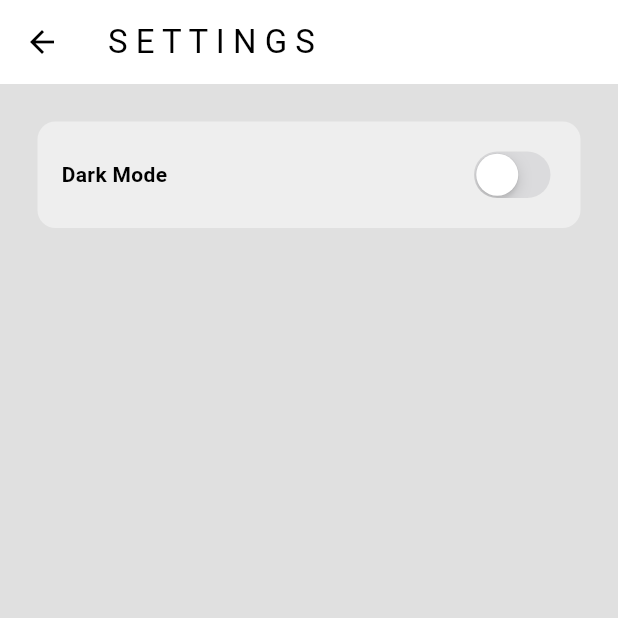
After one commit to DjouelaMarie/music-app, a Flutter app: the SettingsPage screen opened directly, on a phone screen of 412 x 824 dp, the top half of it. The commit adds this screen. Run offline on Flutter 3.47's test engine with Material 3 defaults, Android fonts, the phone set to English and light mode, and no system bars.

Commit message:
design of the setting page

```diff
--- a/lib/components/my_drawer.dart
+++ b/lib/components/my_drawer.dart
@@ -1,4 +1,6 @@
 import 'package:flutter/material.dart';
+
+import '../pages/settings_page.dart';
 
 class MyDrawer extends StatelessWidget {
   const MyDrawer({super.key});
@@ -37,7 +39,7 @@ class MyDrawer extends StatelessWidget {
                   Navigator.push(
                     context,
                     MaterialPageRoute(
-                      builder: (context) => SettingsPage(),
+                      builder: (context) => SettingsPage (),
                     ),
                   );
                 },
--- a/lib/pages/home_page.dart
+++ b/lib/pages/home_page.dart
@@ -11,8 +11,8 @@ import 'package:flutter/material.dart';
 Widget build(BuildContext context){
    return Scaffold(
    backgroundColor: Theme.of(context).colorScheme.background,
-   appBar:AppBar (title:Text("PLAYLIST")),
-   drawer: Drawer(),
+   appBar:AppBar (title: const Text("PLAYLIST")),
+   drawer: const Drawer(),
    );
 }
   }
--- a/lib/pages/setting_page.dart
+++ /dev/null
@@ -1 +0,0 @@
-import 'package:flutter/material.dart';
--- /dev/null
+++ b/lib/pages/settings_page.dart
@@ -0,0 +1,40 @@
+import 'package:flutter/cupertino.dart';
+import 'package:flutter/material.dart';
+import 'package:provider/provider.dart';
+import 'package:flutter_application_1/pages/themes/theme_provider.dart';
+
+class SettingsPage extends StatelessWidget {
+  const SettingsPage({super.key});
+
+  @override
+  Widget build(BuildContext context) {
+    return Scaffold(
+      backgroundColor: Theme.of(context).colorScheme.background,
+      appBar: AppBar(
+        title: const Text("S E T T I N G S"),
+      ),
+      body: Container(
+        decoration: BoxDecoration(
+          color: Theme.of(context).colorScheme.secondary,
+          borderRadius: BorderRadius.circular(12),
+        ),
+        padding: const EdgeInsets.all(16),
+        margin: const EdgeInsets.all(25),
+        child: Row(
+          mainAxisAlignment: MainAxisAlignment.spaceBetween,
+          children: [
+            const Text(
+              "Dark Mode",
+              style: TextStyle(fontWeight: FontWeight.bold),
+            ),
+            CupertinoSwitch(
+              value: Provider.of<ThemeProvider>(context, listen: false).isDarkMode,
+              onChanged: (value) =>
+                  Provider.of<ThemeProvider>(context, listen: false).toggleTheme(),
+            ),
+          ],
+        ),
+      ),
+    );
+  }
+}
--- a/lib/pages/themes/dark_mode.dart
+++ b/lib/pages/themes/dark_mode.dart
@@ -4,7 +4,7 @@ ThemeData darkMode = ThemeData(
     colorScheme: ColorScheme.dark(
   background: Colors.grey.shade900,
   primary: Colors.grey.shade600,
-  secondary: Colors.grey.shade800,
+  secondary: Color.fromARGB(255, 51, 51, 51),
   inversePrimary: Colors.grey.shade300,
   ),
 );
--- a/lib/pages/themes/theme_provider.dart
+++ b/lib/pages/themes/theme_provider.dart
@@ -7,7 +7,7 @@ class ThemeProvider extends ChangeNotifier {
 
   ThemeData get themeData => _themeData;
 
-  bool get isDarkMood => _themeData == darkMode;
+  bool get isDarkMode => _themeData == darkMode;
 
   set themeData(ThemeData darkMode) {
     _themeData = themeData;
```
